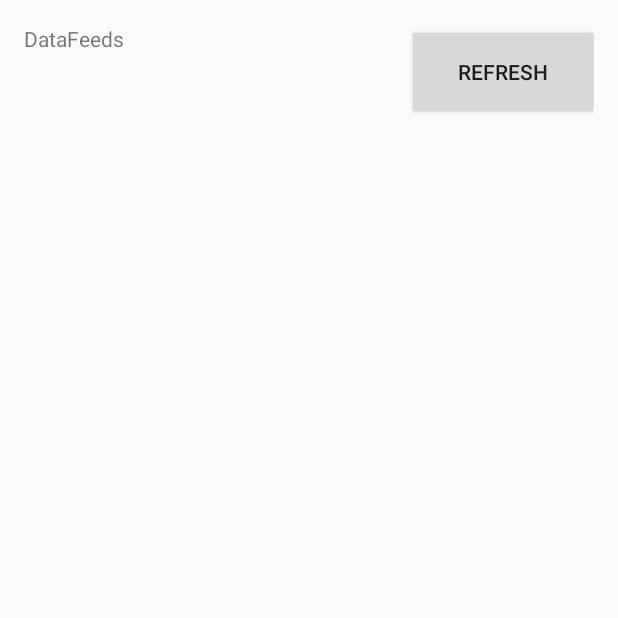
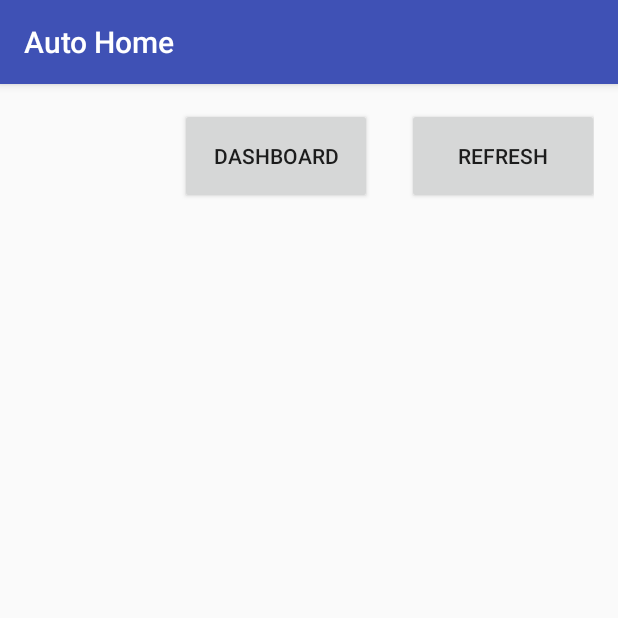
Before and after one commit to rirozizo/autohome, an Android app: the screen it shows after launch (MainActivity), on a phone screen of 412 x 824 dp, the top half of it. Run offline under Robolectric (Android 15) with nearby library versions, the light colour scheme and no system bars.

Commit message:
Added new activity, changed package name, lots of small stuff

```diff
--- a/app/build.gradle
+++ b/app/build.gradle
@@ -20,6 +20,7 @@ android {
 
 dependencies {
     implementation fileTree(dir: 'libs', include: ['*.jar'])
+    implementation 'com.android.support.constraint:constraint-layout:1.1.3'
     androidTestImplementation('com.android.support.test.espresso:espresso-core:2.2.2', {
         exclude group: 'com.android.support', module: 'support-annotations'
     })
--- a/app/src/main/java/com/monohelixlabs/datafeeds/MainActivity.java
+++ b/app/src/main/java/com/rirozizo/autohome/MainActivity.java
@@ -1,8 +1,7 @@
-package com.monohelixlabs.datafeeds;
+package com.rirozizo.autohome;
 
 import android.content.Intent;
 import android.os.AsyncTask;
-import android.support.v7.app.AppCompatActivity;
 import android.os.Bundle;
 
 import java.io.BufferedReader;
@@ -18,11 +17,12 @@ import org.json.JSONException;
 import org.json.JSONObject;
 
 import android.app.ListActivity;
+import android.support.v7.app.AppCompatActivity;
 import android.view.View;
 import android.widget.ArrayAdapter;
 import android.widget.ListView;
 
-public class MainActivity extends ListActivity {
+public class MainActivity extends AppCompatActivity {
 
     public MainActivity(){}
 
@@ -42,6 +42,11 @@ public class MainActivity extends ListActivity {
 
     public void refresh(View v) {
         new RESTApiManager().execute();
+    }
+
+    public void dashboard(View v) {
+        Intent intent = new Intent(this, DashBoard.class);
+        startActivity(intent);
     }
 
 
--- a/app/src/main/res/layout/activity_main.xml
+++ b/app/src/main/res/layout/activity_main.xml
@@ -8,13 +8,7 @@
     android:paddingLeft="@dimen/activity_horizontal_margin"
     android:paddingRight="@dimen/activity_horizontal_margin"
     android:paddingTop="@dimen/activity_vertical_margin"
-    tools:context="com.monohelixlabs.datafeeds.MainActivity">
-
-    <TextView
-        android:id="@+id/textView"
-        android:layout_width="128dp"
-        android:layout_height="wrap_content"
-        android:text="@string/app_name" />
+    tools:context="com.rirozizo.autohome.MainActivity">
 
     <ListView
         android:id="@android:id/list"
@@ -37,4 +31,17 @@
         android:layout_marginRight="-3dp"
         android:onClick="refresh"
         android:text="@string/refresh" />
+
+    <Button
+        android:id="@+id/button"
+        android:layout_width="128dp"
+        android:layout_height="64dp"
+        android:layout_alignParentTop="true"
+        android:layout_alignParentEnd="true"
+        android:layout_alignParentRight="true"
+        android:layout_marginTop="0dp"
+        android:layout_marginEnd="148dp"
+        android:layout_marginRight="145dp"
+        android:onClick="dashboard"
+        android:text="@string/Dashboard" />
 </RelativeLayout>
--- a/app/src/main/res/values/strings.xml
+++ b/app/src/main/res/values/strings.xml
@@ -1,4 +1,5 @@
 <resources>
-    <string name="app_name">DataFeeds</string>
+    <string name="app_name">Auto Home</string>
     <string name="refresh">Refresh</string>
+    <string name="Dashboard">Dashboard</string>
 </resources>
```
Also changed, not shown: app/src/main/AndroidManifest.xml (+7 -3 lines), app/src/main/java/com/rirozizo/autohome/DashBoard.java (added, +13 -0 lines), app/src/main/res/layout/activity_dash_board.xml (added, +9 -0 lines), 4 other files.
